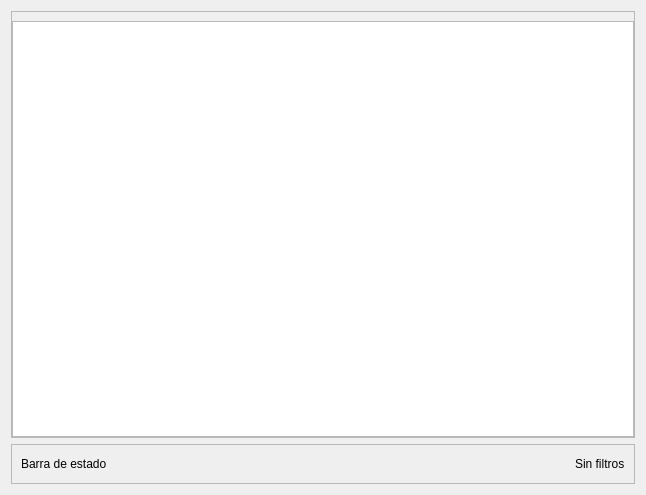
Qt form view/ui/expense_management.ui (R0land013/blue-pos) before a commit.
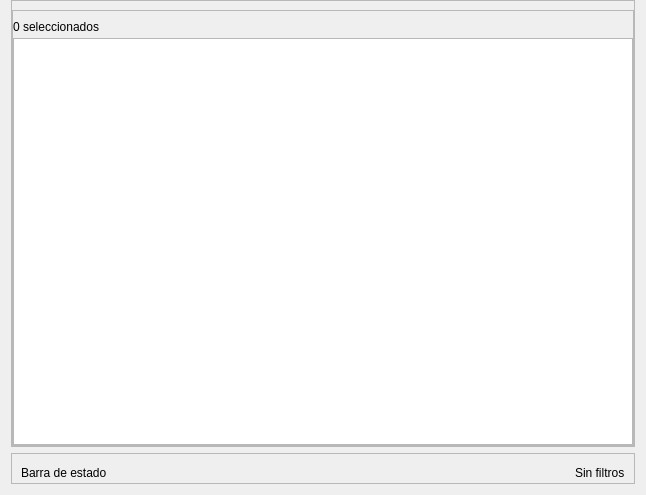
The same form after that commit.

Commit message: Style: Se muestra la cantidad de filas seleccionadas en la vista de gestión de gastos

Diff of the .ui file:
```diff
--- a/view/ui/expense_management.ui
+++ b/view/ui/expense_management.ui
@@ -14,6 +14,9 @@
    <string>Frame</string>
   </property>
   <layout class="QVBoxLayout" name="verticalLayout">
+   <property name="topMargin">
+    <number>0</number>
+   </property>
    <item>
     <widget class="QFrame" name="main_content_frame">
      <property name="frameShape">
@@ -49,7 +52,44 @@
        </widget>
       </item>
       <item>
-       <widget class="QTableWidget" name="expense_table"/>
+       <widget class="QFrame" name="frame_2">
+        <property name="frameShape">
+         <enum>QFrame::StyledPanel</enum>
+        </property>
+        <property name="frameShadow">
+         <enum>QFrame::Raised</enum>
+        </property>
+        <layout class="QVBoxLayout" name="verticalLayout_2">
+         <property name="spacing">
+          <number>4</number>
+         </property>
+         <property name="leftMargin">
+          <number>0</number>
+         </property>
+         <property name="rightMargin">
+          <number>0</number>
+         </property>
+         <property name="bottomMargin">
+          <number>0</number>
+         </property>
+         <item>
+          <widget class="QLabel" name="selected_quantity_label">
+           <property name="sizePolicy">
+            <sizepolicy hsizetype="Maximum" vsizetype="Maximum">
+             <horstretch>0</horstretch>
+             <verstretch>0</verstretch>
+            </sizepolicy>
+           </property>
+           <property name="text">
+            <string>0 seleccionados</string>
+           </property>
+          </widget>
+         </item>
+         <item>
+          <widget class="QTableWidget" name="expense_table"/>
+         </item>
+        </layout>
+       </widget>
       </item>
      </layout>
     </widget>
@@ -63,6 +103,9 @@
       <enum>QFrame::Raised</enum>
      </property>
      <layout class="QHBoxLayout" name="horizontalLayout">
+      <property name="bottomMargin">
+       <number>0</number>
+      </property>
       <item>
        <widget class="QLabel" name="state_bar_label">
         <property name="sizePolicy">
```
The commit also changes 1 other file.
